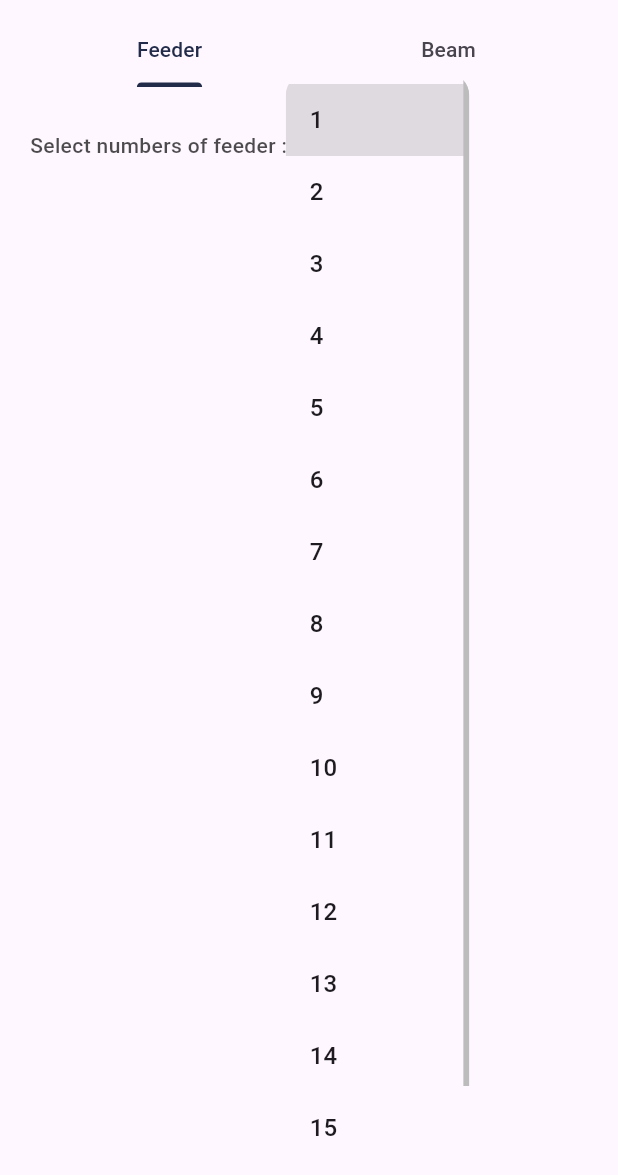
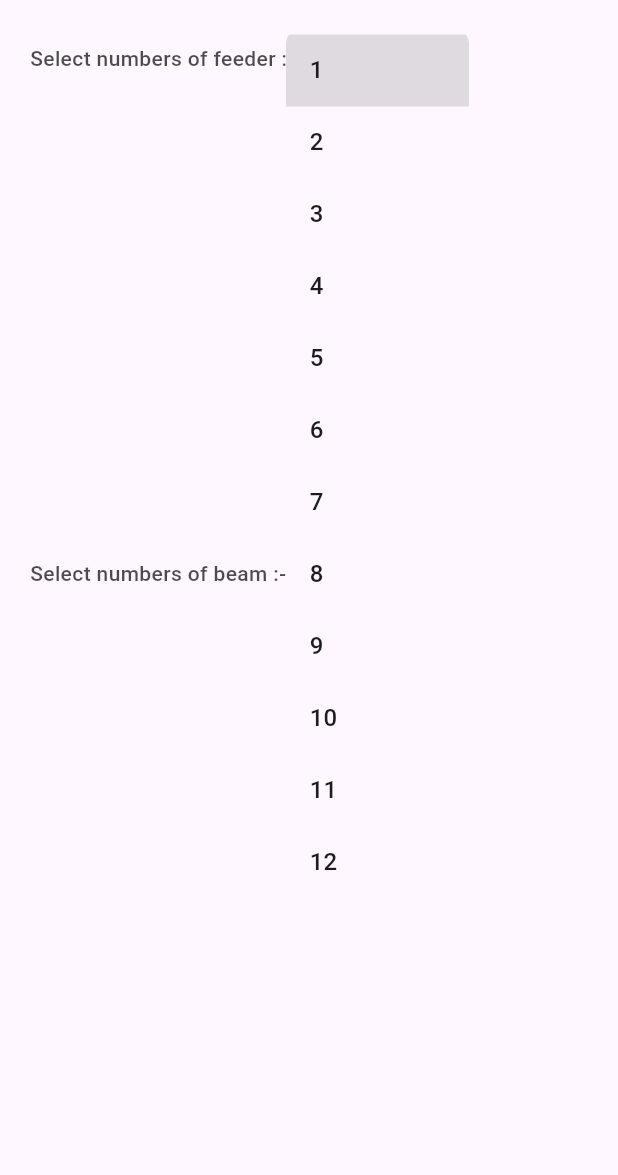
Before and after one commit to JyotVavadiya/Dama-Calculator, a Flutter app: the FabricCostingScreen screen opened directly, after a tap on an icon or button, on a phone screen of 412 x 824 dp. Shown: the top 1175 px of the screen. Run offline on Flutter 3.47's test engine with Material 3 defaults, Android fonts, the phone set to English and light mode, and no system bars; our stand-ins replace flutter_svg, get, lottie, shared_preferences; accounts and stored records are empty; project files that could hold a hidden picture were left out.

Commit message:
fabric costing UI change done

```diff
--- a/lib/commons/custom_text_form_field.dart
+++ b/lib/commons/custom_text_form_field.dart
@@ -7,6 +7,7 @@ class CustomTextFormField extends StatelessWidget {
     Key? key,
     this.alignment,
     this.width,
+    this.height,
     this.controller,
     this.focusNode,
     this.autofocus = true,
@@ -40,6 +41,8 @@ class CustomTextFormField extends StatelessWidget {
   final Alignment? alignment;
 
   final double? width;
+
+  final double? height;
 
   final TextEditingController? controller;
 
@@ -92,10 +95,10 @@ class CustomTextFormField extends StatelessWidget {
   Widget get textFormFieldWidget => InkWell(
     onTap: onTap,
     child: Container(
-
+             height: height,
           width: width ?? double.maxFinite,
           decoration: BoxDecoration(
-            borderRadius: BorderRadius.circular(16),
+            borderRadius: BorderRadius.circular(12),
             boxShadow: [
               BoxShadow(
                 color: Colors.grey.withOpacity(0.2),
@@ -137,7 +140,7 @@ class CustomTextFormField extends StatelessWidget {
     errorMaxLines: 2,
 
         // border: borderDecoration ?? OutlineInputBorder(borderRadius: BorderRadius.circular(16,), borderSide: BorderSide(color: ColorRes.themColor, width: 1), ),
-    border: borderDecoration ?? OutlineInputBorder(borderRadius: BorderRadius.circular(16,), borderSide: BorderSide.none),
+    border: borderDecoration ?? OutlineInputBorder(borderRadius: BorderRadius.circular(12,), borderSide: BorderSide.none),
         enabledBorder: borderDecoration ??
             OutlineInputBorder(
               borderRadius: BorderRadius.circular(16),
--- a/lib/dashboard/dashboard_screen.dart
+++ b/lib/dashboard/dashboard_screen.dart
@@ -38,6 +38,7 @@ class _DashboardScreenState extends State<DashboardScreen> {
   @override
   Widget build(BuildContext context) {
     return Obx(() => Scaffold(
+
       key: _scaffoldKey,
       appBar: AppBar(
         elevation: 0,
--- a/lib/screens/fabric_costing/fabric_costing_screen.dart
+++ b/lib/screens/fabric_costing/fabric_costing_screen.dart
@@ -5,6 +5,7 @@ import 'package:damacalculator/utils/color_res.dart';
 import 'package:damacalculator/utils/string_res.dart';
 import 'package:flutter/cupertino.dart';
 import 'package:flutter/material.dart';
+import 'package:flutter/widgets.dart';
 import 'package:get/get.dart';
 import 'package:get/get_state_manager/get_state_manager.dart';
 import 'package:get/get_state_manager/src/rx_flutter/rx_obx_widget.dart';
@@ -16,48 +17,27 @@ class FabricCostingScreen extends StatelessWidget {
 
   @override
   Widget build(BuildContext context) {
-    return DefaultTabController(
-      length: 2,
-      child: Scaffold(
+    return  Scaffold(
+
       body: Padding(
         padding: const EdgeInsets.symmetric(horizontal: 20),
+        child: SingleChildScrollView(
           child: Column(
+            children: [
 
-            children: [
-              const SizedBox(height: 10),
-              TabBar(
-                dividerColor: Colors.transparent,
-                indicatorColor: ColorRes.themColor,
-                labelColor: ColorRes.themColor,
-
-                tabs: <Widget>[
-                  Tab(
-                    text: StringRes.feeder,
-                  ),
-                  Tab(
-                    text: StringRes.beam,
-                  ),
-
-                ],
-              ),
-
-              Expanded(
-                child: TabBarView(
-                children: <Widget>[
               feeder(),
               beam(),
-                ],
-              ),
-              ),
-
             ],
           ),
         ),
       ),
     );
   }
+
 feeder(){
-    return Column(
+    return SizedBox(
+      height: Get.height /2.3,
+      child: Column(
         crossAxisAlignment: CrossAxisAlignment.start,
         mainAxisAlignment: MainAxisAlignment.start,
         children: [
@@ -79,7 +59,7 @@ class FabricCostingScreen extends StatelessWidget {
                       : fabricCostingController.dropValueFeeder.value,
                   hint: const Text("0"), // Hint text
                   items: List.generate(
-                 16,
+                    12,
                         (index) => DropdownMenuItem(
                       value: index + 1,
                       child: Text('${index + 1}'),
@@ -96,9 +76,8 @@ class FabricCostingScreen extends StatelessWidget {
           ),
 
 
-        SizedBox(height: 20),
-        Expanded(
-          child: Obx(
+          SizedBox(height: 10),
+          Obx(
                 () =>
             fabricCostingController.dropValueFeeder.value == 0
                 ? SizedBox()
@@ -106,8 +85,16 @@ class FabricCostingScreen extends StatelessWidget {
             //         child: Text(
             //             "Select a number to generate input fields")) // Placeholder
                 :
-            ListView.builder(
+            SizedBox(
+              height: Get.height * 0.33,
+              child: Scrollbar (
+                thumbVisibility: true,
+                radius: Radius.circular(5),
+
+                child: ListView.builder(
+                  shrinkWrap: true,
                   itemCount: fabricCostingController.denierTextControllers.length,
+
                   itemBuilder: (context, index) {
                     return Form(
                         key: fabricCostingController.formKey[index],
@@ -124,16 +111,17 @@ class FabricCostingScreen extends StatelessWidget {
                               child: Column(
                                 children: [
                                   Text("FEEDER ${index+1}"),
-                              SizedBox(height: 10,),
+                                  SizedBox(height: 5,),
                                   Row(
                                     mainAxisAlignment: MainAxisAlignment.spaceBetween,
                                     children: [
                                       CustomTextFormField(
+
                                           width: Get.width / 2.5,
                                           controller: fabricCostingController.denierTextControllers[index],
                                           hintText: StringRes.enterDenier,
                                           textInputType: TextInputType.number,
-
+                                          contentPadding: EdgeInsets.only(top: 8 , bottom: 8, left: 10),
                                           validator: (value) {
                                             if (value == null || value.isEmpty) {
                                               return "Please enter denier";
@@ -144,8 +132,8 @@ class FabricCostingScreen extends StatelessWidget {
                                           width: Get.width / 2.5,
                                           controller: fabricCostingController.pickTextControllers[index],
                                           hintText: StringRes.enterPick,
-                                      textInputType: TextInputType.emailAddress,
-
+                                          textInputType: TextInputType.number,
+                                          contentPadding: EdgeInsets.only(top: 8 , bottom: 8, left: 10),
                                           validator: (value) {
                                             if (value == null || value.isEmpty) {
                                               return "Please enter pick";
@@ -163,6 +151,7 @@ class FabricCostingScreen extends StatelessWidget {
                                           controller: fabricCostingController.rateTextControllers[index],
                                           hintText: StringRes.enterYarnRate,
                                           textInputType: TextInputType.number,
+                                          contentPadding: EdgeInsets.only(top: 8 , bottom: 8, left: 10),
                                           validator: (value) {
                                             if (value == null || value.isEmpty) {
                                               return "Please enter yarn rate";
@@ -174,7 +163,7 @@ class FabricCostingScreen extends StatelessWidget {
                                           controller: fabricCostingController.widthTextControllers[index],
                                           hintText: StringRes.enterFabricWidth,
                                           textInputType: TextInputType.number,
-
+                                          contentPadding: EdgeInsets.only(top: 8 , bottom: 8, left: 10),
                                           validator: (value) {
                                             if (value == null || value.isEmpty) {
                                               return "Please enter fabric width";
@@ -194,16 +183,22 @@ class FabricCostingScreen extends StatelessWidget {
                 ),
               ),
             ),
-        SizedBox(height: 20),
+          ),
+          SizedBox(height: 10),
         ],
+      ),
+
     );
 }
+
 beam(){
-    return Column(
+    return SizedBox(
+      height: Get.height /2.3,
+      child: Column(
         crossAxisAlignment: CrossAxisAlignment.start,
         mainAxisAlignment: MainAxisAlignment.start,
         children: [
-        SizedBox(height: 15),
+
           Row(
 
             children: [
@@ -238,9 +233,8 @@ class FabricCostingScreen extends StatelessWidget {
           ),
 
 
-        SizedBox(height: 20),
-        Expanded(
-          child: Obx(
+          SizedBox(height: 10),
+          Obx(
                 () =>
             fabricCostingController.dropValueBeam.value == 0
                 ? SizedBox()
@@ -248,8 +242,15 @@ class FabricCostingScreen extends StatelessWidget {
             //         child: Text(
             //             "Select a number to generate input fields")) // Placeholder
                 :
-            ListView.builder(
+            SizedBox(
+              height: Get.height * 0.35,
+              child: Scrollbar(
+                thumbVisibility: true,
+                radius: Radius.circular(5),
+
+                child: ListView.builder(
                   itemCount: fabricCostingController.denierTextControllersB.length,
+                  shrinkWrap: true,
                   itemBuilder: (context, index) {
                     return Form(
                         key: fabricCostingController.formKeyB[index],
@@ -266,7 +267,7 @@ class FabricCostingScreen extends StatelessWidget {
                               child: Column(
                                 children: [
                                   Text("BEAM ${index+1}"),
-                              SizedBox(height: 10,),
+                                  SizedBox(height: 5,),
                                   Row(
                                     mainAxisAlignment: MainAxisAlignment.spaceBetween,
                                     children: [
@@ -275,7 +276,7 @@ class FabricCostingScreen extends StatelessWidget {
                                           controller: fabricCostingController.denierTextControllersB[index],
                                           hintText: StringRes.enterDenier,
                                           textInputType: TextInputType.number,
-
+                                          contentPadding: EdgeInsets.only(top: 8 , bottom: 8, left: 10),
                                           validator: (value) {
                                             if (value == null || value.isEmpty) {
                                               return "Please enter denier";
@@ -286,8 +287,8 @@ class FabricCostingScreen extends StatelessWidget {
                                           width: Get.width / 2.5,
                                           controller: fabricCostingController.endsTextControllersB[index],
                                           hintText: StringRes.enterEnd,
-                                      textInputType: TextInputType.emailAddress,
-
+                                          textInputType: TextInputType.number,
+                                          contentPadding: EdgeInsets.only(top: 8 , bottom: 8, left: 10),
                                           validator: (value) {
                                             if (value == null || value.isEmpty) {
                                               return "Please enter ends";
@@ -305,6 +306,7 @@ class FabricCostingScreen extends StatelessWidget {
                                           controller: fabricCostingController.rateTextControllersB[index],
                                           hintText: StringRes.enterYarnRate,
                                           textInputType: TextInputType.number,
+                                          contentPadding: EdgeInsets.only(top: 8 , bottom: 8, left: 10),
                                           validator: (value) {
                                             if (value == null || value.isEmpty) {
                                               return "Please enter yarn rate";
@@ -316,7 +318,7 @@ class FabricCostingScreen extends StatelessWidget {
                                           controller: fabricCostingController.widthTextControllersB[index],
                                           hintText: StringRes.enterFabricWidth,
                                           textInputType: TextInputType.number,
-
+                                          contentPadding: EdgeInsets.only(top: 8 , bottom: 8, left: 10),
                                           validator: (value) {
                                             if (value == null || value.isEmpty) {
                                               return "Please enter fabric width";
@@ -336,8 +338,12 @@ class FabricCostingScreen extends StatelessWidget {
                 ),
               ),
             ),
-        SizedBox(height: 20),
+          ),
+          SizedBox(height: 10),
         ],
+      ),
+
     );
 }
+
 }
```
Lines whose indentation alone changed are shown as unchanged.
